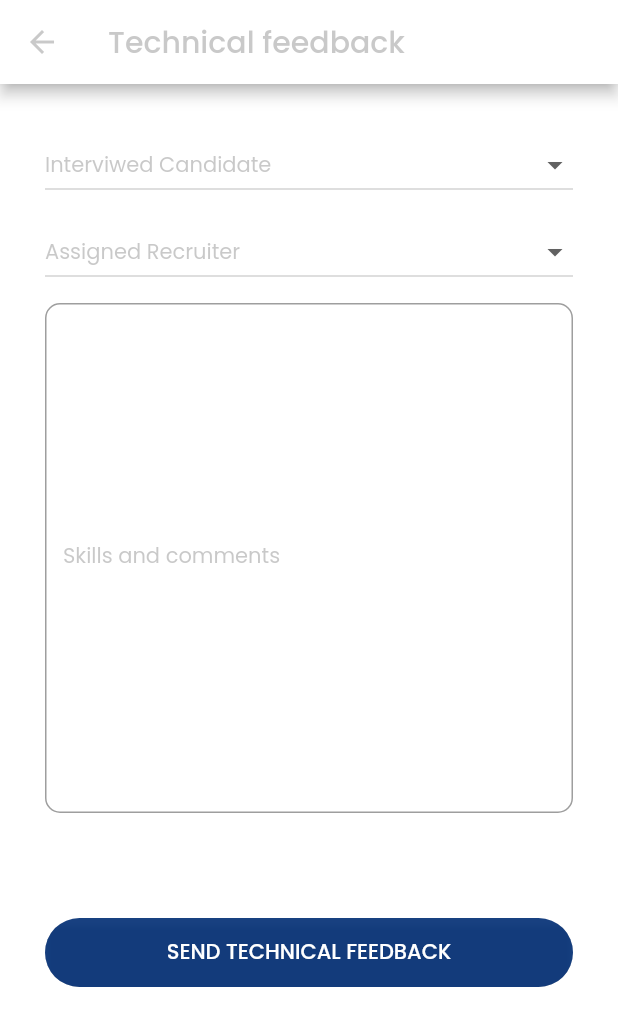
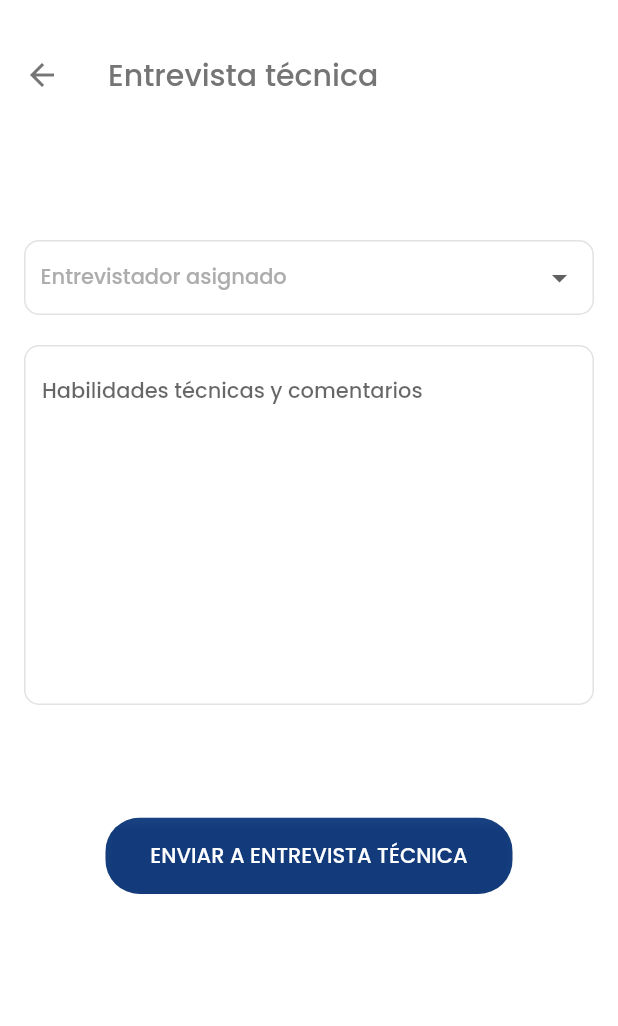
Before and after one commit to golomanos/RRHHassistant, a Flutter app: the TechnicalFeedbackPage screen opened by its route, on a phone screen of 412 x 824 dp. Shown: the top 1026 px of the screen. Run offline on Flutter 3.47's test engine with Material 2 defaults, Android fonts, the phone set to English and light mode, and no system bars; our stand-ins replace google_fonts, sqflite; accounts and stored records are empty.

Commit message:
Adding a lot of fixes :D

```diff
--- a/lib/routes/routes.dart
+++ b/lib/routes/routes.dart
@@ -1,6 +1,7 @@
 import 'package:flutter/material.dart';
 import 'package:terathon2020/src/pages/add_candidate.dart';
 import 'package:terathon2020/src/pages/home_page.dart';
+import 'package:terathon2020/src/pages/rrhh_interview.dart';
 import 'package:terathon2020/src/pages/technical_feedback.dart';
 import 'package:terathon2020/src/pages/technical_interview.dart';
 
@@ -9,6 +10,7 @@ Map<String, WidgetBuilder> getApplicationRoutes() {
     '/': (BuildContext context) => HomePage(),
     'candidate': (BuildContext context) => AddCandidatePage(),
     'techfeedback': (BuildContext context) => TechnicalFeedbackPage(),
-    'techinterview': (BuildContext context) => TechnicalInterviewPage()
+    'techinterview': (BuildContext context) => TechnicalInterviewPage(),
+    'rrhhinterview': (BuildContext context) => RRHHInterview()
   };
 }
--- a/lib/src/models/interviewed_model.dart
+++ b/lib/src/models/interviewed_model.dart
@@ -57,6 +57,7 @@ class Interviewed {
         phone: json["phone"],
         area: json["area"],
         status: json["status"],
+        skills: json["skills"],
         rrhhInterviewer: json["rrhh_interviewer"],
         rrhhFeedback: json["rrhh_feedback"],
         rejectReason: json["reject_reason"],
--- a/lib/src/pages/add_candidate.dart
+++ b/lib/src/pages/add_candidate.dart
@@ -74,7 +74,7 @@ class _AddCandidatePageState extends State<AddCandidatePage> {
       ),
       body: Container(
           child: ListView(
-        padding: EdgeInsets.symmetric(horizontal: 30.0, vertical: 30.0),
+        padding: EdgeInsets.symmetric(horizontal: 16.0, vertical: 30.0),
         children: [
           Column(
             children: [
--- a/lib/src/pages/technical_feedback.dart
+++ b/lib/src/pages/technical_feedback.dart
@@ -1,6 +1,6 @@
 import 'package:flutter/material.dart';
 import 'package:google_fonts/google_fonts.dart';
-import 'package:terathon2020/src/providers/db_provider.dart';
+import 'package:terathon2020/src/models/interviewed_model.dart';
 
 class TechnicalFeedbackPage extends StatefulWidget {
   //TechnicalFeedbackPage({Key key}) : super(key: key);
@@ -12,27 +12,32 @@ class TechnicalFeedbackPage extends StatefulWidget {
 class _TechnicalFeedbackPageState extends State<TechnicalFeedbackPage> {
   final header = GoogleFonts.poppins(
       fontSize: 20.0,
-      color: Color.fromARGB(100, 117, 117, 117),
+      color: Color.fromRGBO(117, 117, 117, 1),
       fontWeight: FontWeight.w500);
 
-  final style = GoogleFonts.poppins(
-      fontSize: 14.0, color: Color.fromARGB(100, 117, 117, 117));
+  final _style = GoogleFonts.poppins(
+      fontSize: 14.0,
+      color: Color.fromRGBO(117, 117, 117, 1),
+      fontWeight: FontWeight.w500);
 
-  int _candidateId;
+  final hintTextColorOnly =
+      GoogleFonts.poppins(color: Color.fromRGBO(173, 173, 173, 1));
+
+  final _hintText = GoogleFonts.poppins(
+      fontSize: 14.0,
+      color: Color.fromRGBO(173, 173, 173, 1),
+      fontWeight: FontWeight.w500);
 
   List<String> _recruiters = [
     'Omar Fariñez',
     'Joaquin Molina',
-    'Barbara Muñoz'
+    'José Calderon',
+    'Luis Arismendi',
+    'Francisco López',
+    'Maria Cordobes'
   ];
   String _assignedRecruiters;
 
-  List<String> _candidates = [
-    'Omar Fariñez',
-    'Joaquin Molina',
-    'Barbara Muñoz'
-  ];
-  String _interviewedCandidate;
   String _techFeedback = '';
 
   final textStyle =
@@ -40,66 +45,56 @@ class _TechnicalFeedbackPageState extends State<TechnicalFeedbackPage> {
 
   @override
   Widget build(BuildContext context) {
+    final Interviewed element = ModalRoute.of(context).settings.arguments;
+
     return Scaffold(
         backgroundColor: Colors.white,
         appBar: AppBar(
-          iconTheme: Theme.of(context)
-              .primaryIconTheme
-              .copyWith(color: Color.fromARGB(100, 117, 117, 117)),
+          iconTheme: IconThemeData(color: Color.fromRGBO(117, 117, 117, 1)),
+          elevation: 0.0,
           backgroundColor: Colors.white,
           title: Text(
-            'Technical feedback',
+            'Entrevista técnica',
             style: header,
           ),
+          toolbarHeight: 100.0,
         ),
         body: SafeArea(
             child: ListView(
-          padding: EdgeInsets.symmetric(horizontal: 30.0, vertical: 30.0),
+          padding: EdgeInsets.symmetric(horizontal: 16.0, vertical: 30.0),
           children: [
-            _candidateDropdown(),
             SizedBox(
-              height: 10.0,
+              height: 30.0,
             ),
             _assignedRecruiter(),
             SizedBox(
-              height: 10.0,
+              height: 20.0,
             ),
             _feedbackField(),
             SizedBox(
-              height: 70.0,
+              height: 75.0,
             ),
-            _submitButton()
+            Container(
+                alignment: Alignment.center,
+                child: _submitButton(element, context))
           ],
         )));
-  }
-
-  _candidateDropdown() {
-    return Container(
-      width: double.infinity,
-      child: DropdownButton(
-          isExpanded: true,
-          hint: Text(
-            'Interviwed Candidate',
-            style: style,
-          ),
-          icon: Icon(Icons.arrow_drop_down),
-          items: getDropDownOptions(_candidates),
-          onChanged: (opt) {
-            setState(() {
-              _interviewedCandidate = opt;
-            });
-          }),
-    );
   }
 
   _assignedRecruiter() {
     return Container(
       width: double.infinity,
+      padding: const EdgeInsets.only(left: 10.0, right: 10.0),
+      decoration: BoxDecoration(
+          borderRadius: BorderRadius.circular(10.0),
+          color: Colors.white,
+          border: Border.all(color: Color.fromRGBO(226, 226, 226, 1))),
+      child: DropdownButtonHideUnderline(
         child: DropdownButton(
             isExpanded: true,
             hint: Text(
-              'Assigned Recruiter',
-              style: style,
+              'Entrevistador asignado',
+              style: _hintText,
             ),
             icon: Icon(Icons.arrow_drop_down),
             value: _assignedRecruiters,
@@ -108,7 +103,9 @@ class _TechnicalFeedbackPageState extends State<TechnicalFeedbackPage> {
               setState(() {
                 _assignedRecruiters = opt;
               });
-            }));
+            }),
+      ),
+    );
   }
 
   List<DropdownMenuItem<String>> getDropDownOptions(List<String> array) {
@@ -124,14 +121,24 @@ class _TechnicalFeedbackPageState extends State<TechnicalFeedbackPage> {
 
   _feedbackField() {
     return TextField(
-      style: style,
-      maxLines: 15,
+      textAlign: TextAlign.left,
+      textAlignVertical: TextAlignVertical.top,
+      style: _style,
+      maxLines: 10,
+      cursorColor: Color.fromRGBO(0, 45, 116, 1),
       decoration: InputDecoration(
-          border: OutlineInputBorder(borderRadius: BorderRadius.circular(10.0)),
-          hintStyle: textStyle,
-          labelStyle: textStyle,
-          hintText: "Skills and comments",
-          labelText: 'Skills and comments'),
+          alignLabelWithHint: true,
+          hintStyle: hintTextColorOnly,
+          focusedBorder: OutlineInputBorder(
+              borderRadius: BorderRadius.circular(10.0),
+              borderSide: BorderSide(
+                color: Color.fromRGBO(0, 45, 116, 1),
+              )),
+          enabledBorder: OutlineInputBorder(
+              borderRadius: BorderRadius.circular(10.0),
+              borderSide: BorderSide(color: Color.fromRGBO(226, 226, 226, 1))),
+          hintText: "Habilidades técnicas y comentarios",
+          labelText: 'Habilidades técnicas y comentarios'),
       onChanged: (value) {
         setState(() {
           _techFeedback = value;
@@ -140,18 +147,17 @@ class _TechnicalFeedbackPageState extends State<TechnicalFeedbackPage> {
     );
   }
 
-  _submitButton() {
+  _submitButton(Interviewed element, BuildContext context) {
     return ClipRRect(
-        borderRadius: BorderRadius.circular(25.0),
+        borderRadius: BorderRadius.all(Radius.circular(23.0)),
         child: Container(
-            width: 200.0,
-            height: 46.0,
             child: RaisedButton(
           textColor: Colors.white,
           onPressed: () => _sendFeedbackAlert(context),
+          padding: EdgeInsets.symmetric(vertical: 15.0, horizontal: 30.0),
           color: Color.fromRGBO(0, 45, 116, 0.9),
           child: Text(
-                'SEND TECHNICAL FEEDBACK',
+            'ENVIAR A ENTREVISTA TÉCNICA',
             style: GoogleFonts.poppins(fontSize: 14.0, color: Colors.white),
           ),
         )));
@@ -170,7 +176,7 @@ class _TechnicalFeedbackPageState extends State<TechnicalFeedbackPage> {
               children: [
                 Text(
                   'Did you already finished this interview?',
-                  style: style,
+                  style: _style,
                   textAlign: TextAlign.center,
                 )
               ],
@@ -198,7 +204,7 @@ class _TechnicalFeedbackPageState extends State<TechnicalFeedbackPage> {
                   shape: StadiumBorder(),
                   child: Text(
                     'NO, CANCEL',
-                    style: style,
+                    style: _style,
                   ),
                 ),
               )
--- a/pubspec.yaml
+++ b/pubspec.yaml
@@ -31,6 +31,7 @@ dependencies:
   sqflite: ^1.3.0
   path_provider: ^1.6.11
   google_fonts: ^1.1.0
+  url_launcher: ^5.5.0
 
 
 dev_dependencies:
@@ -60,6 +61,7 @@ flutter:
     - assets/images/filter_icon.png
     - assets/images/claudia.png
     - assets/images/yessnehidy.png
+    - assets/images/edit.png
 
   # An image asset can refer to one or more resolution-specific "variants", see
   # https://flutter.dev/assets-and-images/#resolution-aware.
```
Also changed, not shown: lib/src/pages/home_page.dart (+6 -2 lines), lib/src/pages/rrhh_interview.dart (added, +196 -0 lines), lib/src/providers/db_provider.dart (+9 -3 lines), lib/src/search/search_delegate.dart (+7 -3 lines), assets/images/edit.png (added), pubspec.lock. Lines whose indentation alone changed are shown as unchanged.
